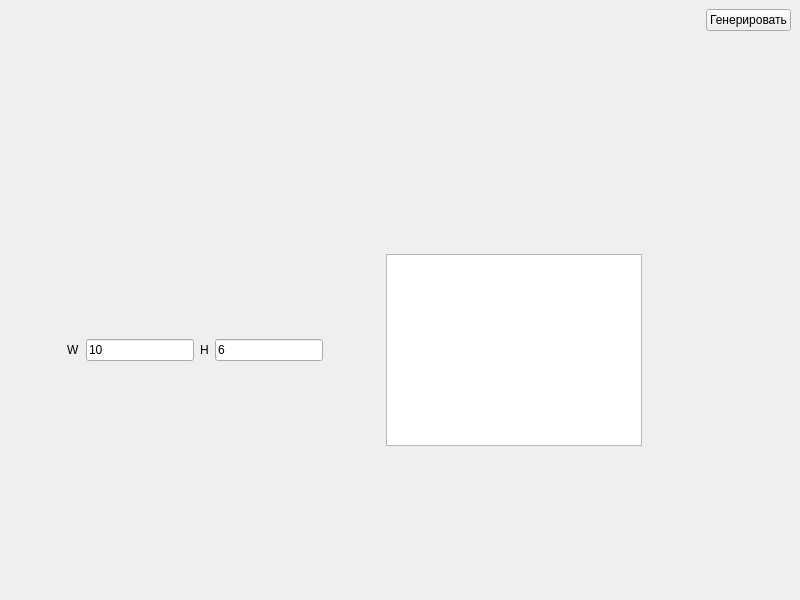
The window that src/manager.ui (unitedtimur/FindPath) describes before a commit, drawn with Qt 5.
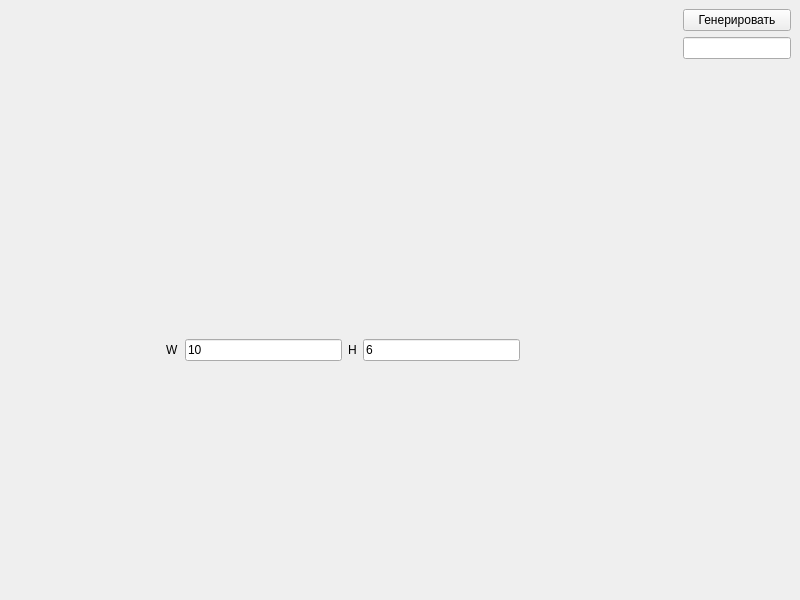
The same window after the commit.

Patch:
```diff
--- a/src/manager.ui
+++ b/src/manager.ui
@@ -110,28 +110,8 @@
             <property name="orientation">
              <enum>Qt::Horizontal</enum>
             </property>
-            <property name="sizeHint" stdset="0">
-             <size>
-              <width>40</width>
-              <height>20</height>
-             </size>
-            </property>
-           </spacer>
-          </item>
-          <item>
-           <widget class="QTextEdit" name="textEdit">
-            <property name="sizePolicy">
-             <sizepolicy hsizetype="Minimum" vsizetype="Fixed">
-              <horstretch>0</horstretch>
-              <verstretch>0</verstretch>
-             </sizepolicy>
-            </property>
-           </widget>
-          </item>
-          <item>
-           <spacer name="horizontalSpacer_3">
-            <property name="orientation">
-             <enum>Qt::Horizontal</enum>
+            <property name="sizeType">
+             <enum>QSizePolicy::Expanding</enum>
             </property>
             <property name="sizeHint" stdset="0">
              <size>
@@ -154,6 +134,16 @@
           </property>
          </widget>
         </item>
+        <item>
+         <widget class="QLineEdit" name="lineEdit">
+          <property name="sizePolicy">
+           <sizepolicy hsizetype="Minimum" vsizetype="Fixed">
+            <horstretch>0</horstretch>
+            <verstretch>0</verstretch>
+           </sizepolicy>
+          </property>
+         </widget>
+        </item>
         <item>
          <spacer name="verticalSpacer_3">
           <property name="orientation">
```
